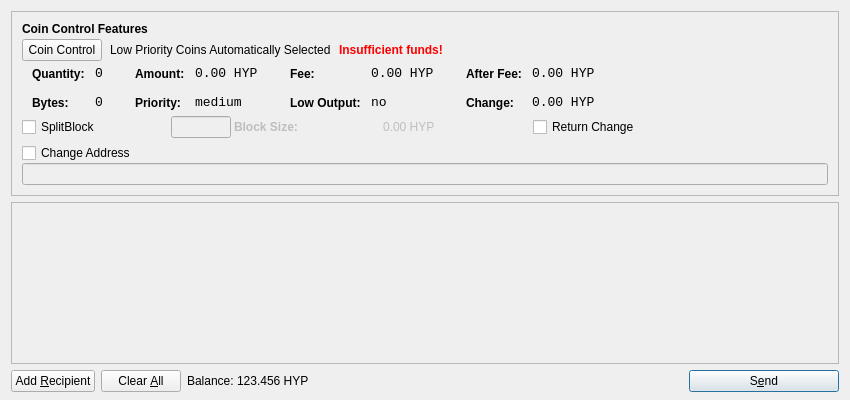
Qt form src/qt/forms/sendcoinsdialog.ui (scificrypto/HyperStake) before a commit.
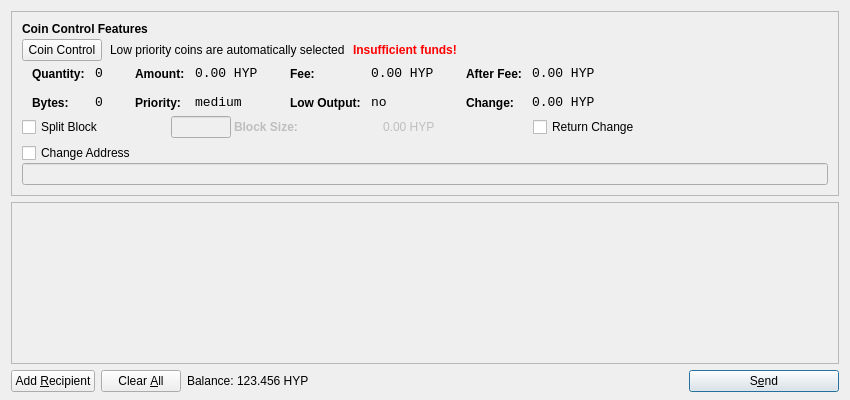
The same form after that commit. Icons and pictures are not drawn.

Commit message: Syntax errors

Patch:
```diff
--- a/src/qt/forms/sendcoinsdialog.ui
+++ b/src/qt/forms/sendcoinsdialog.ui
@@ -120,7 +120,7 @@
           <item>
            <widget class="QLabel" name="labelCoinControlAutomaticallySelected">
             <property name="text">
-             <string>Low Priority Coins Automatically Selected</string>
+             <string>Low priority coins are automatically selected</string>
             </property>
             <property name="margin">
              <number>5</number>
@@ -577,7 +577,7 @@
           <item>
            <widget class="QCheckBox" name="splitBlockCheckBox">
             <property name="text">
-             <string>SplitBlock</string>
+             <string>Split Block</string>
             </property>
            </widget>
           </item>
```
The commit also changes 1 other file.
